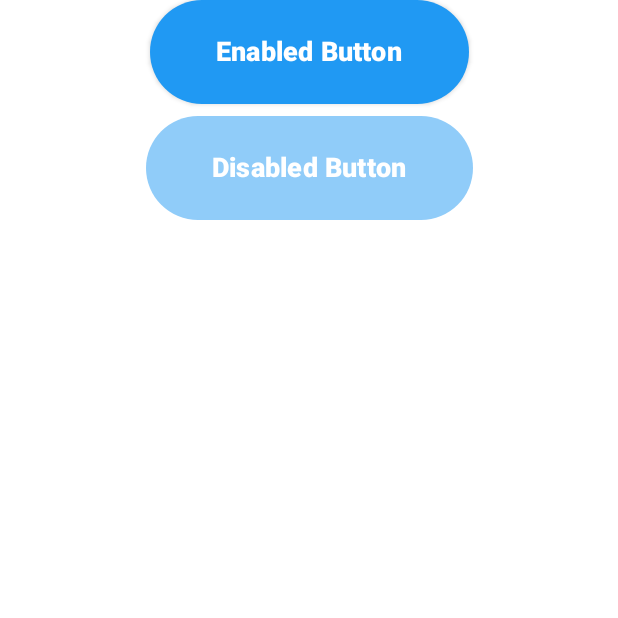
After one commit to HelloCuriosity/curiosity, an Android app built with Jetpack Compose: the composable ButtonScene shown on its own in the app's theme, on a phone screen of 412 x 824 dp, the top half of it. The commit adds this screen. Run offline under Robolectric (Android 15) with nearby library versions, the phone set to English and light mode, and no system bars.

Commit message:
[Component] Text Button (#40)
* detekt

* text button

* naming

* button scene

* scenes

* component scene and test

* navigation

* polish

Co-authored-by: Kyle Roe <[hopeman15@users.noreply.github.com]>

```diff
--- a/app/src/main/java/com/hello/curiosity/curiosity/navigation/DetailNavGraph.kt
+++ b/app/src/main/java/com/hello/curiosity/curiosity/navigation/DetailNavGraph.kt
@@ -3,6 +3,7 @@ package com.hello.curiosity.curiosity.navigation
 import androidx.navigation.NavGraphBuilder
 import androidx.navigation.compose.composable
 import androidx.navigation.navigation
+import com.hello.curiosity.curiosity.ui.scenes.components.ButtonScene
 import com.hello.curiosity.curiosity.ui.scenes.components.ComponentScenes
 import com.hello.curiosity.curiosity.ui.scenes.components.text.TextScene
 
@@ -14,5 +15,8 @@ fun NavGraphBuilder.detailNavGraph() {
         composable(route = ComponentScenes.Text.route) {
             TextScene()
         }
+        composable(route = ComponentScenes.Buttons.route) {
+            ButtonScene()
+        }
     }
 }
--- /dev/null
+++ b/app/src/main/java/com/hello/curiosity/curiosity/ui/scenes/components/ButtonScene.kt
@@ -0,0 +1,60 @@
+package com.hello.curiosity.curiosity.ui.scenes.components
+
+import android.widget.Toast
+import androidx.compose.foundation.layout.Arrangement
+import androidx.compose.foundation.layout.fillMaxWidth
+import androidx.compose.foundation.lazy.LazyColumn
+import androidx.compose.runtime.Composable
+import androidx.compose.ui.Alignment
+import androidx.compose.ui.Modifier
+import androidx.compose.ui.graphics.Color
+import androidx.compose.ui.platform.LocalContext
+import androidx.compose.ui.platform.testTag
+import androidx.compose.ui.tooling.preview.Preview
+import androidx.compose.ui.unit.dp
+import com.hello.curiosity.compose.ui.components.buttons.TextButton
+import com.hello.curiosity.compose.ui.components.buttons.buttonColors
+
+@Composable
+fun ButtonScene() {
+    val ctx = LocalContext.current
+
+    @Suppress("MagicNumber")
+    val buttonColors = buttonColors(
+        backgroundColor = Color(0xFF2099F3),
+        contentColor = Color.White,
+        disabledBackgroundColor = Color(0xFF90CCF9),
+        disabledContentColor = Color.White,
+    )
+    LazyColumn(
+        modifier = Modifier
+            .fillMaxWidth()
+            .testTag("button-scene-test-tag"),
+        horizontalAlignment = Alignment.CenterHorizontally,
+        verticalArrangement = Arrangement.spacedBy(8.dp)
+    ) {
+        item {
+            TextButton(
+                text = "Enabled Button",
+                onClick = {
+                    Toast.makeText(ctx, "Text Button", Toast.LENGTH_SHORT).show()
+                },
+                buttonColors = buttonColors,
+            )
+        }
+        item {
+            TextButton(
+                text = "Disabled Button",
+                enabled = false,
+                onClick = { /* no action available */ },
+                buttonColors = buttonColors,
+            )
+        }
+    }
+}
+
+@Preview
+@Composable
+fun ButtonScenePreview() {
+    ButtonScene()
+}
--- a/app/src/main/java/com/hello/curiosity/curiosity/ui/scenes/components/ComponentScene.kt
+++ b/app/src/main/java/com/hello/curiosity/curiosity/ui/scenes/components/ComponentScene.kt
@@ -25,11 +25,12 @@ fun ComponentScene(
 ) {
     val components = listOf(
         ComponentScenes.Text,
+        ComponentScenes.Buttons,
     )
 
     LazyVerticalGrid(
         columns = GridCells.Fixed(2),
-        modifier = Modifier.testTag("lazy-components-tag")
+        modifier = Modifier.testTag("component-scene-test-tag")
     ) {
         items(components) { component ->
             Card(
--- a/app/src/main/java/com/hello/curiosity/curiosity/ui/scenes/components/ComponentScenes.kt
+++ b/app/src/main/java/com/hello/curiosity/curiosity/ui/scenes/components/ComponentScenes.kt
@@ -16,4 +16,10 @@ sealed class ComponentScenes(
         icon = R.drawable.ic_components,
         route = "TEXT"
     )
+
+    object Buttons : ComponentScenes(
+        title = R.string.button_scene_title,
+        icon = R.drawable.ic_button,
+        route = "BUTTONS"
+    )
 }
--- a/app/src/main/res/values/strings.xml
+++ b/app/src/main/res/values/strings.xml
@@ -1,5 +1,8 @@
 <resources>
     <string name="app_name">curiosity</string>
+
+    <!--  Scenes  -->
+    <string name="button_scene_title">Buttons</string>
     <string name="color_scene_title">Color</string>
     <string name="components_scene_title">Components</string>
     <string name="text_scene_title">Text</string>
--- /dev/null
+++ b/curiosity/src/main/java/com/hello/curiosity/compose/ui/components/buttons/ButtonExt.kt
@@ -0,0 +1,21 @@
+package com.hello.curiosity.compose.ui.components.buttons
+
+import androidx.compose.material.ButtonColors
+import androidx.compose.material.ButtonDefaults
+import androidx.compose.runtime.Composable
+import androidx.compose.ui.graphics.Color
+
+typealias action = () -> Unit
+
+@Composable
+fun buttonColors(
+    backgroundColor: Color,
+    contentColor: Color,
+    disabledBackgroundColor: Color,
+    disabledContentColor: Color,
+): ButtonColors = ButtonDefaults.buttonColors(
+    backgroundColor = backgroundColor,
+    contentColor = contentColor,
+    disabledBackgroundColor = disabledBackgroundColor,
+    disabledContentColor = disabledContentColor
+)
--- /dev/null
+++ b/curiosity/src/main/java/com/hello/curiosity/compose/ui/components/buttons/TextButton.kt
@@ -0,0 +1,45 @@
+package com.hello.curiosity.compose.ui.components.buttons
+
+import androidx.compose.foundation.layout.padding
+import androidx.compose.foundation.shape.CircleShape
+import androidx.compose.material.Button
+import androidx.compose.material.ButtonColors
+import androidx.compose.material.ButtonDefaults
+import androidx.compose.material.Text
+import androidx.compose.runtime.Composable
+import androidx.compose.ui.Modifier
+import androidx.compose.ui.graphics.Shape
+import androidx.compose.ui.text.TextStyle
+import androidx.compose.ui.unit.dp
+import androidx.compose.ui.unit.sp
+import com.hello.curiosity.compose.ui.theme.ThemeImpl
+
+@Composable
+fun TextButton(
+    text: String,
+    modifier: Modifier = Modifier,
+    onClick: action,
+    enabled: Boolean = true,
+    shape: Shape = CircleShape,
+    style: TextStyle = ThemeImpl.typography.h5.copy(
+        fontSize = 18.sp,
+    ),
+    buttonColors: ButtonColors = ButtonDefaults.buttonColors(),
+    childModifier: Modifier = Modifier
+) = Button(
+    modifier = modifier,
+    shape = shape,
+    onClick = onClick,
+    enabled = enabled,
+    colors = buttonColors,
+) {
+    Text(
+        text = text,
+        modifier = childModifier
+            .padding(
+                vertical = 16.dp,
+                horizontal = 28.dp,
+            ),
+        style = style,
+    )
+}
```
Also changed, not shown: app/src/main/res/drawable/ic_button.xml (added, +10 -0 lines), 5 other files.
